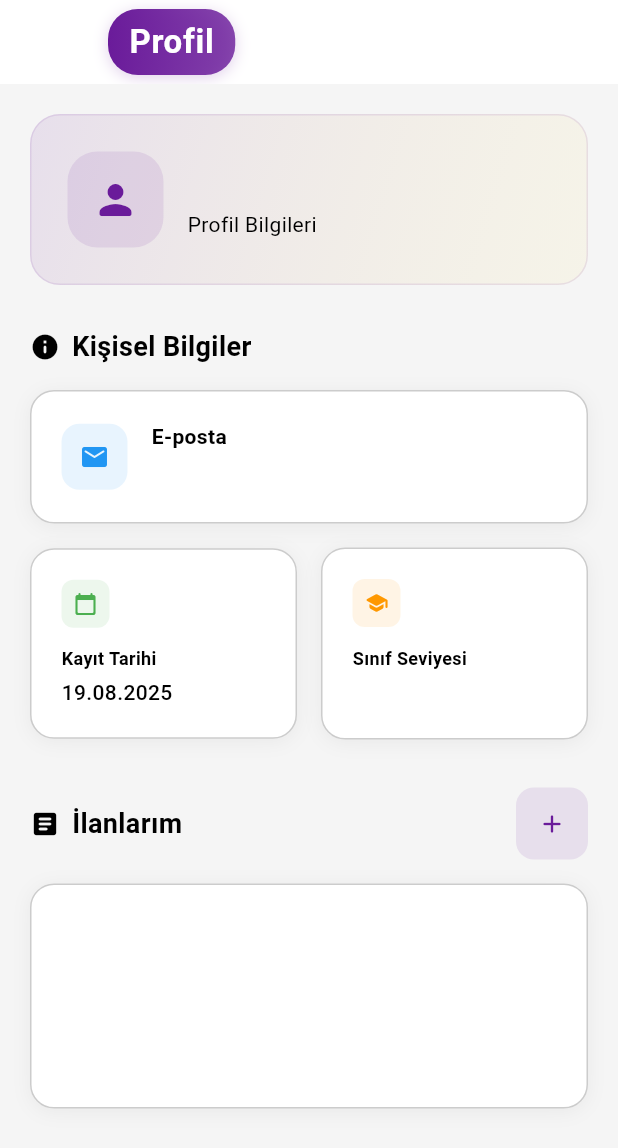
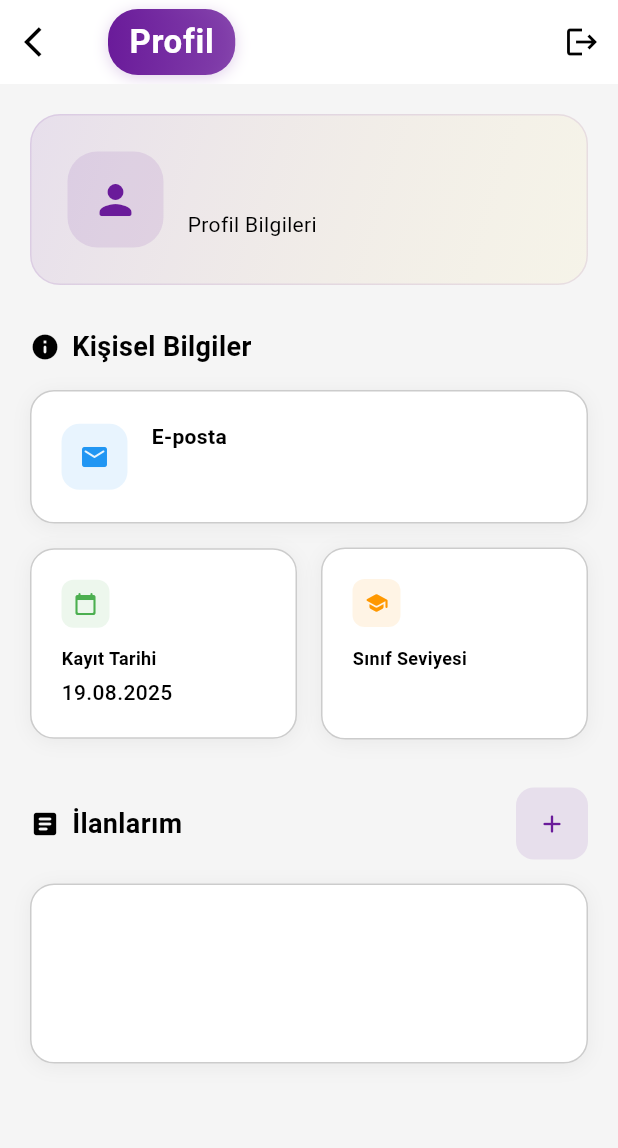
Before and after one commit to pamiracar/studIAL, a Flutter app: the ProfilePage screen opened by its route, on a phone screen of 412 x 824 dp. Shown: the top 1148 px of the screen. Run offline on Flutter 3.47's test engine with Material 3 defaults, Android fonts, the phone set to English and light mode, and no system bars; our stand-ins replace flutter_screenutil, get, logger, lottie, supabase_flutter; accounts and stored records are empty.

Commit message:
some new changes

```diff
--- a/lib/main.dart
+++ b/lib/main.dart
@@ -34,7 +34,7 @@ class MyApp extends StatelessWidget {
   @override
   Widget build(BuildContext context) {
     return ScreenUtilInit(
-      designSize: Size(430, 932),
+      designSize: Size(360, 780),
       builder: (context, child) {
         return GetMaterialApp(
           title: 'studIAL',
--- a/lib/mobile/pages/Anasayfa/anasayfa_controller.dart
+++ b/lib/mobile/pages/Anasayfa/anasayfa_controller.dart
@@ -53,8 +53,8 @@ class AnasayfaController extends GetxController {
   @override
   void onInit() {
     super.onInit();
+    fetchAdverts();
     fetchProfile();
-    fetchAdverts();
   }
 
   List<Ilan> adverts = [];
--- a/lib/mobile/pages/Profil/profile_page.dart
+++ b/lib/mobile/pages/Profil/profile_page.dart
@@ -4,6 +4,7 @@ import 'package:studial/mobile/pages/Profil/profile_page_controller.dart';
 import 'package:studial/mobile/widgets/appBar_page_name.dart';
 import 'package:studial/mobile/widgets/neon_container.dart';
 import 'package:studial/mobile/widgets/page_baslik.dart';
+import 'package:studial/other/AppRoutes.dart';
 import 'package:studial/services/auth_service.dart';
 
 class ProfilePage extends GetView<ProfilePageController> {
@@ -13,16 +14,23 @@ class ProfilePage extends GetView<ProfilePageController> {
   Widget build(BuildContext context) {
     return Scaffold(
       appBar: AppBar(
+        leading: IconButton(
+          icon: Icon(
+            Icons.arrow_back_ios,
+            color: Theme.of(context).colorScheme.onSurfaceVariant
+          ),
+          onPressed: () => Get.offAndToNamed(MobileRoutes.ANASAYFA),
+        ),
         elevation: 0,
         scrolledUnderElevation: 1,
         backgroundColor: Theme.of(context).colorScheme.surface,
         surfaceTintColor: Colors.transparent,
-        title: Row(children: [AppbarPageName(name: "Profil")]),
+        title: AppbarPageName(name: "Profil"),
         centerTitle: false,
         actions: [
           IconButton(
             onPressed: AuthService().signOut,
-            icon: const Icon(Icons.logout),
+            icon: Icon(Icons.logout, color: Theme.of(context).colorScheme.onSurfaceVariant,),
           ),
         ],
       ),
@@ -428,7 +436,9 @@ class ProfilePage extends GetView<ProfilePageController> {
                       ),
                       child: IconButton(
                         onPressed: () {
-                          // İlan ekleme fonksiyonu
+                          Get.toNamed(MobileRoutes.ILAN)?.then((value) {
+                            controller.fetchAdverts();
+                          });
                         },
                         icon: Icon(
                           Icons.add_rounded,
@@ -447,7 +457,7 @@ class ProfilePage extends GetView<ProfilePageController> {
                 // İlanlar listesi
                 Container(
                   width: double.infinity,
-                  height: 150,
+                  height: 120,
                   padding: const EdgeInsets.symmetric(vertical: 16),
                   decoration: BoxDecoration(
                     color: colorScheme.surface,
--- a/lib/other/theme.dart
+++ b/lib/other/theme.dart
@@ -13,6 +13,8 @@ class AppColors {
   // Dark theme yardımcı renkler
   static const Color darkBackground = Color(0xFF121212);
   static const Color darkSurface = Color(0xFF1E1E1E);
+
+
 }
 
 class AppThemes {
@@ -104,6 +106,7 @@ class AppThemes {
       backgroundColor: AppColors.secondary,
       foregroundColor: Colors.black,
     ),
+
     inputDecorationTheme: InputDecorationTheme(
       filled: true,
       fillColor: AppColors.darkSurface,
```
Also changed, not shown: lib/mobile/pages/Anasayfa/anasayfa.dart (+31 -23 lines), lib/mobile/pages/Mesajlar/mesajlar.dart (+8 -0 lines), lib/mobile/widgets/ilan_card.dart (+5 -9 lines).
